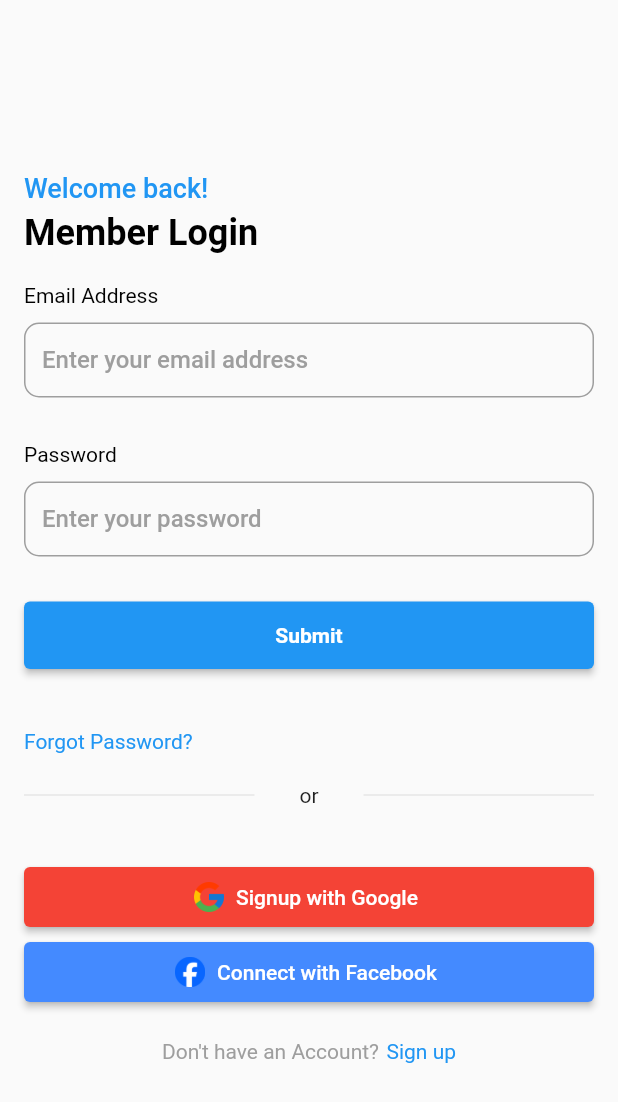
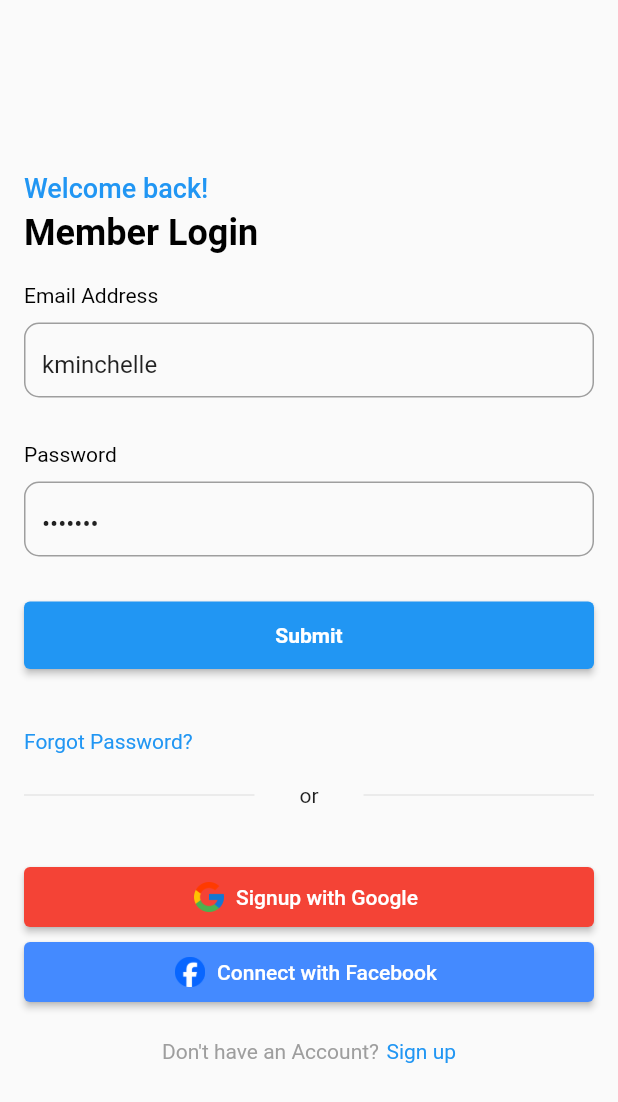
Before and after one commit to joyal670/native_splash, a Flutter app: the screen it shows after launch, on a phone screen of 412 x 824 dp. Shown: the top 1102 px of the screen. Run offline on Flutter 3.47's test engine with Material 3 defaults, Android fonts, the light colour scheme and no system bars; our stand-ins replace carousel_slider, dartz, dio, flutter_bloc, flutter_rating_bar, hive_flutter and 2 more; missing offline and left inert: animated_widgets; accounts and stored records are empty; generated files the repository leaves out were written again.

Commit message:
failues cases

```diff
--- /dev/null
+++ b/lib/core/login_response.dart
@@ -0,0 +1,47 @@
+class LoginResponse {
+  int? id;
+  String? username;
+  String? email;
+  String? firstName;
+  String? lastName;
+  String? gender;
+  String? image;
+  String? token;
+  String? message;
+
+  LoginResponse({
+    this.id,
+    this.username,
+    this.email,
+    this.firstName,
+    this.lastName,
+    this.gender,
+    this.image,
+    this.token,
+    this.message,
+  });
+
+  factory LoginResponse.fromJson(Map<String, dynamic> json) => LoginResponse(
+        id: json['id'] as int?,
+        username: json['username'] as String?,
+        email: json['email'] as String?,
+        firstName: json['firstName'] as String?,
+        lastName: json['lastName'] as String?,
+        gender: json['gender'] as String?,
+        image: json['image'] as String?,
+        token: json['token'] as String?,
+        message: json['message'] as String?,
+      );
+
+  Map<String, dynamic> toJson() => {
+        'id': id,
+        'username': username,
+        'email': email,
+        'firstName': firstName,
+        'lastName': lastName,
+        'gender': gender,
+        'image': image,
+        'token': token,
+        'message': message,
+      };
+}
--- a/lib/domain/failures/MainFailure.dart
+++ b/lib/domain/failures/MainFailure.dart
@@ -1,4 +1,22 @@
+// class MainFailure {
+//   factory MainFailure.clientFailure() => MainFailure.clientFailure();
+//   factory MainFailure.serverFailure() => MainFailure.serverFailure();
+//   factory MainFailure.serversFailure() => MainFailure.serversFailure();
+// }
+
+// Custom failure classes
 class MainFailure {
-  factory MainFailure.clientFailure() => MainFailure.clientFailure();
-  factory MainFailure.serverFailure() => MainFailure.serverFailure();
+  final String message;
+
+  MainFailure(this.message);
+
+  // Factory constructors for common failure scenarios
+  factory MainFailure.serverFailure() {
+    return MainFailure('Server error occurred');
+  }
+
+  factory MainFailure.clientFailure(
+      [String message = 'Client error occurred']) {
+    return MainFailure(message);
+  }
 }
--- a/lib/domain/url.dart
+++ b/lib/domain/url.dart
@@ -5,4 +5,5 @@ class URL {
   String productSearch = 'products/search';
   String categories = 'products/categories';
   String category = 'products/category';
+  String login = 'auth/login';
 }
--- a/lib/presentation/auth/login/login.dart
+++ b/lib/presentation/auth/login/login.dart
@@ -1,5 +1,6 @@
 // ignore_for_file: prefer_const_constructors, prefer_const_literals_to_create_immutables, sort_child_properties_last
 
+import 'package:alot/domain/repository/repository.dart';
 import 'package:alot/presentation/auth/resister/register.dart';
 import 'package:alot/presentation/utils/Responsive%20.dart';
 import 'package:alot/presentation/utils/colors.dart';
@@ -233,12 +234,11 @@ class mobileWidget extends StatelessWidget {
 
   @override
   Widget build(BuildContext context) {
+    final userNameController = TextEditingController(text: 'kminchelle');
+    final passwordController = TextEditingController(text: '0lelplR');
+
     return Padding(
       padding: const EdgeInsets.only(top: 10, left: 16, right: 16, bottom: 10),
-      child: InkWell(
-        onTap: () {
-          FocusManager.instance.primaryFocus?.unfocus();
-        },
       child: Center(
         child: SingleChildScrollView(
           child: Column(
@@ -268,12 +268,13 @@ class mobileWidget extends StatelessWidget {
                       color: colorBlack, fontWeight: FontWeight.normal)),
               height10,
               TextFormField(
+                controller: userNameController,
                 keyboardType: TextInputType.emailAddress,
                 textInputAction: TextInputAction.next,
                 decoration: InputDecoration(
                     constraints: BoxConstraints.expand(height: 50),
                     label: TextWidget(
-                          title: "Enter your email address",
+                        title: "Default username kminchelle",
                         textStyle: TextStyle()),
                     labelStyle: TextStyle(
                         color: colorGrey, fontWeight: FontWeight.w500),
@@ -293,12 +294,14 @@ class mobileWidget extends StatelessWidget {
                       color: colorBlack, fontWeight: FontWeight.normal)),
               height10,
               TextFormField(
+                controller: passwordController,
                 textInputAction: TextInputAction.done,
                 obscureText: true,
                 decoration: InputDecoration(
                     constraints: BoxConstraints.expand(height: 50),
                     label: TextWidget(
-                          title: "Enter your password", textStyle: TextStyle()),
+                        title: "Default password 0lelplR",
+                        textStyle: TextStyle()),
                     labelStyle: TextStyle(
                         color: colorGrey, fontWeight: FontWeight.w500),
                     enabledBorder: OutlineInputBorder(
@@ -315,11 +318,23 @@ class mobileWidget extends StatelessWidget {
                 width: double.infinity,
                 height: 45,
                 child: ElevatedButton(
-                    onPressed: () {
+                  onPressed: () async {
+                    final result = await Repository.instance.login(
+                        userNameController.text, passwordController.text);
+
+                    result.fold((l) {
+                      ScaffoldMessenger.of(context).showSnackBar(SnackBar(
+                        content: Text(l.message),
+                      ));
+                    }, (r) {
+                      ScaffoldMessenger.of(context).showSnackBar(SnackBar(
+                        content: Text("successfully logged in"),
+                      ));
                       Navigator.of(context)
                           .push(MaterialPageRoute(builder: (context) {
                         return DashboardScreen();
                       }));
+                    });
                   },
                   child: TextWidget(
                       title: "Submit",
@@ -409,7 +424,6 @@ class mobileWidget extends StatelessWidget {
           ),
         ),
       ),
-      ),
     );
   }
 }
```
Also changed, not shown: lib/domain/repository/repository.dart (+32 -1 lines). Lines whose indentation alone changed are shown as unchanged.
